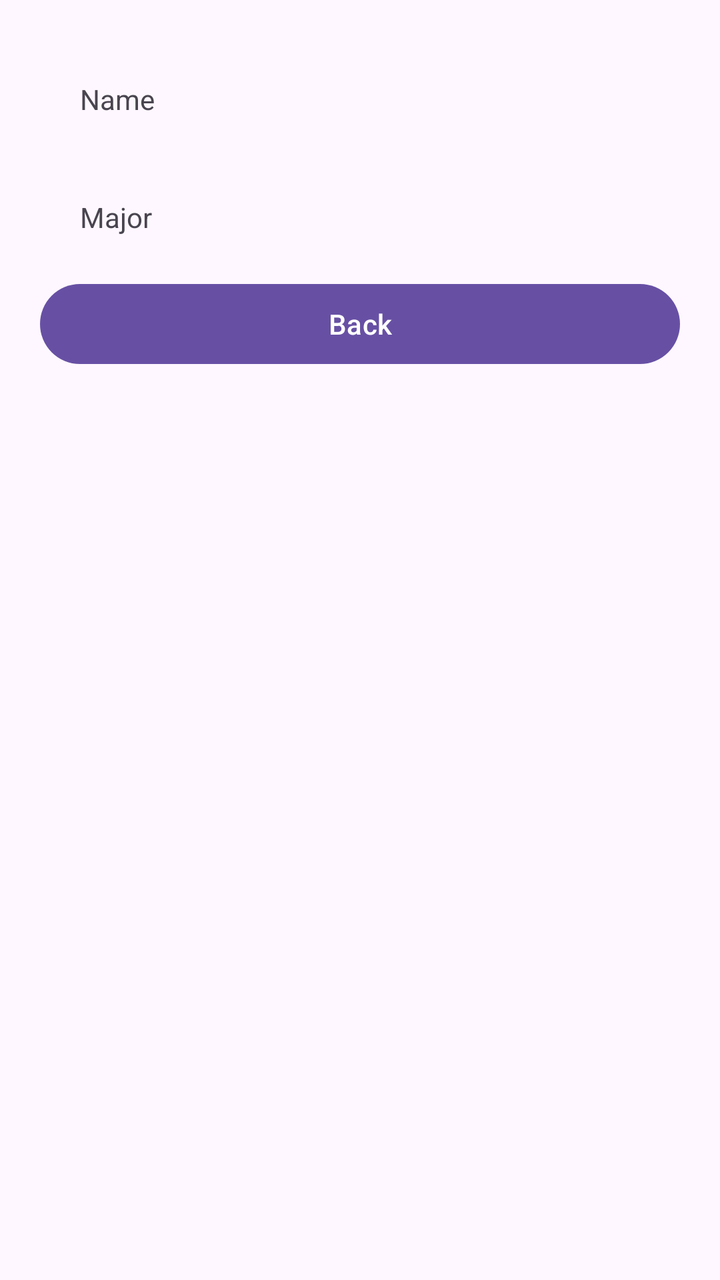
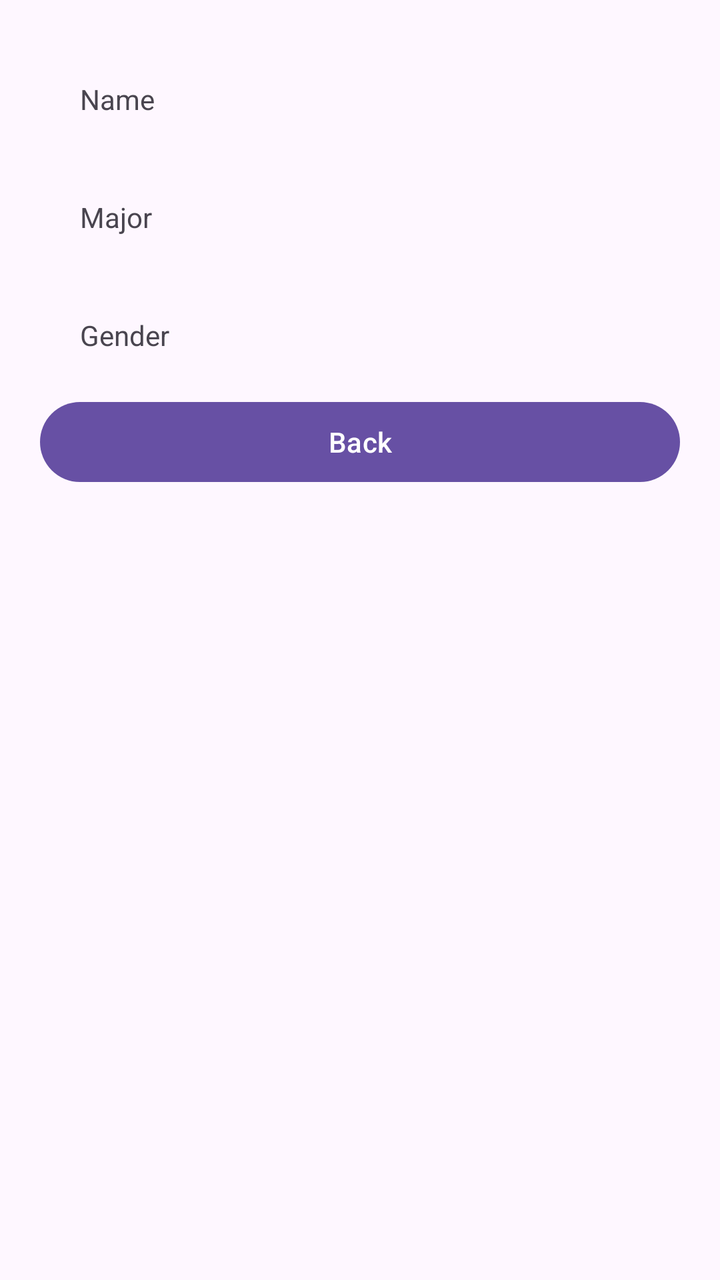

Two renders of the same Android screen: before a commit and after it. Below are the layout's source before the change and the commit's diff.
<!-- AndroidManifest.xml: application theme Theme.MP -->
<!-- res/layout/detail_screen.xml -->
<?xml version="1.0" encoding="utf-8"?>
<LinearLayout xmlns:android="http://schemas.android.com/apk/res/android"
    android:orientation="vertical"
    android:layout_width="match_parent"
    android:layout_height="match_parent"
    android:padding="@dimen/padding_default">

    <LinearLayout
        android:orientation="horizontal"
        android:layout_width="match_parent"
        android:layout_height="wrap_content"
        >
        <TextView
            android:id="@+id/textView2"
            android:layout_width="wrap_content"
            android:layout_height="wrap_content"
            android:padding="@dimen/padding_default"
            android:text="Name" />
        <TextView
            android:id="@+id/name_textview"
            android:layout_width="wrap_content"
            android:layout_height="wrap_content"
            android:padding="@dimen/padding_default"
            android:text="" />
    </LinearLayout>

    <LinearLayout
        android:orientation="horizontal"
        android:layout_width="match_parent"
        android:layout_height="wrap_content"
        >
        <TextView
            android:id="@+id/textView3"
            android:layout_width="wrap_content"
            android:layout_height="wrap_content"
            android:padding="@dimen/padding_default"
            android:text="Major" />
        <TextView
            android:id="@+id/major_textview"
            android:layout_width="wrap_content"
            android:layout_height="wrap_content"
            android:padding="@dimen/padding_default"
            android:text="" />

    </LinearLayout>


    <Button
        android:id="@+id/button"
        android:layout_width="match_parent"
        android:layout_height="wrap_content"
        android:text="Back" />
</LinearLayout>
<!-- resources referenced by this layout -->
<resources>
  <dimen name="padding_default">20dp</dimen>
  <style name="Theme.MP" parent="Theme.Material3.DayNight.NoActionBar" />
</resources>

<!-- the commit's change to res/layout/detail_screen.xml (unified diff, before → after) -->
@@ -45,6 +45,27 @@
     </LinearLayout>
 
 
+    <LinearLayout
+        android:layout_width="match_parent"
+        android:layout_height="wrap_content"
+        android:orientation="horizontal"
+        >
+
+        <TextView
+            android:id="@+id/textView6"
+            android:layout_width="wrap_content"
+            android:layout_height="wrap_content"
+            android:padding="@dimen/padding_default"
+            android:text="Gender" />
+
+        <TextView
+            android:id="@+id/gender_text"
+            android:layout_width="match_parent"
+            android:layout_height="wrap_content"
+            android:padding="@dimen/padding_default"
+            android:text="" />
+    </LinearLayout>
+
     <Button
         android:id="@+id/button"
         android:layout_width="match_parent"
